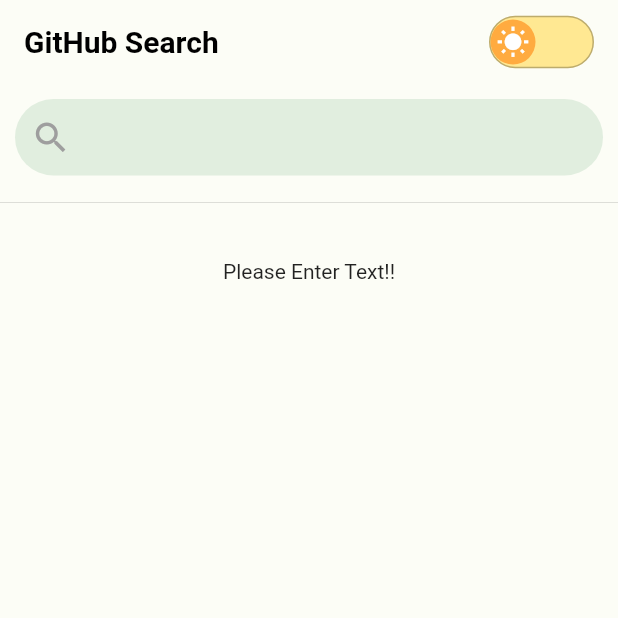
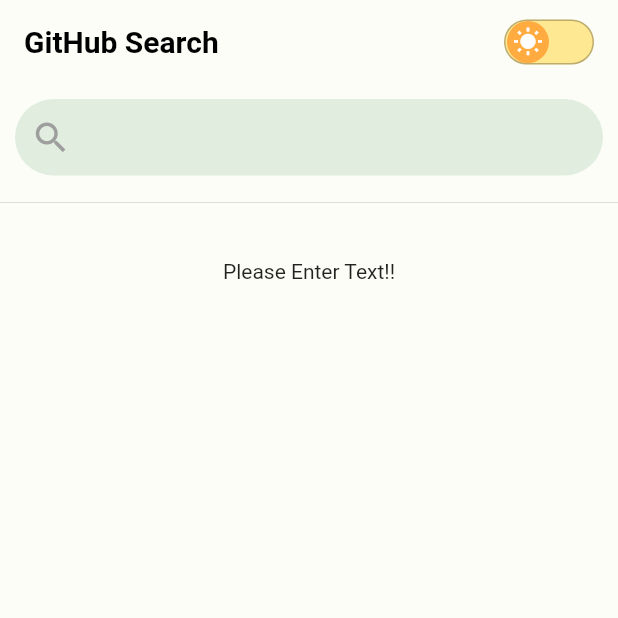
Before and after one commit to mqkotoo/github_search_study, a Flutter app: the screen it shows after launch, on a phone screen of 412 x 824 dp, the top half of it. Run offline on Flutter 3.47's test engine with Material 2 defaults, Android fonts, the phone set to English and light mode, and no system bars; drawn by our look-alikes of flutter_switch; our stand-ins replace connectivity_plus, device_preview, flutter_riverpod, freezed_annotation, shared_preferences, shimmer.

Commit message:
switchの大きさ変更

```diff
--- a/lib/presentation/search/widget/search_app_bar.dart
+++ b/lib/presentation/search/widget/search_app_bar.dart
@@ -25,6 +25,8 @@ class SearchAppBar extends ConsumerWidget implements PreferredSizeWidget {
             key: const Key("searchAppBar"),
           ),
           FlutterSwitch(
+            height: 30,
+            width: 60,
             value: themeMode == ThemeMode.dark,
             onToggle: (value) {
               final themeSelector = ref.read(themeModeProvider.notifier);
```
